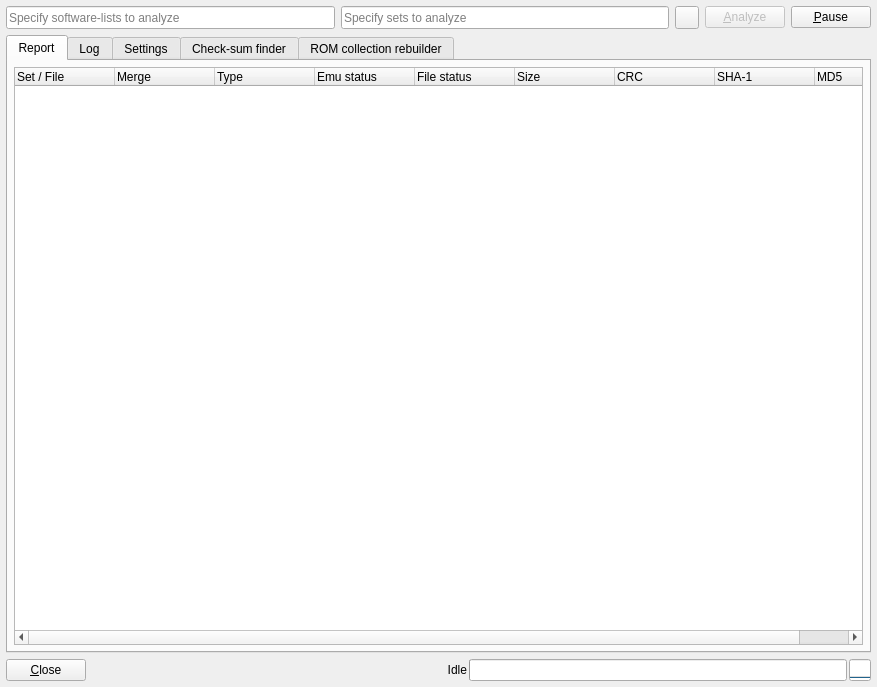
This is romalyzer.ui in qmc2/qmc2-mame-fe as Qt 5 draws it before an edit. The edited form follows.
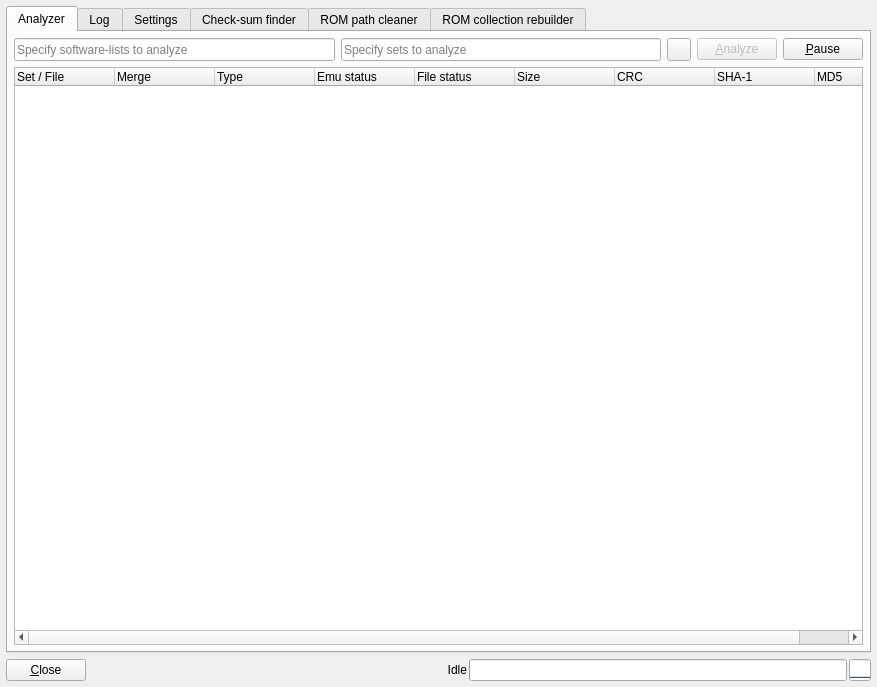
This is the edited form. Icons and pictures are not drawn.

Commit message:
imp: ROMAlyzer: renamed the former Report tab to Analyzer and moved the related widgets to it, so that they are no longer suggesting a global meaning
wip: ROM path cleaner hooked up (WIP-ified)

What changed in the file:
```diff
--- a/romalyzer.ui
+++ b/romalyzer.ui
@@ -15,99 +15,6 @@
    <string>ROMAlyzer</string>
   </property>
   <layout class="QGridLayout" name="gridLayoitROMALyzer">
-   <item row="0" column="0">
-    <layout class="QHBoxLayout" name="horizontalLayout1">
-     <item>
-      <widget class="QLineEdit" name="lineEditSoftwareLists">
-       <property name="sizePolicy">
-        <sizepolicy hsizetype="Expanding" vsizetype="Minimum">
-         <horstretch>0</horstretch>
-         <verstretch>0</verstretch>
-        </sizepolicy>
-       </property>
-       <property name="toolTip">
-        <string>Specify software-lists to be analyzed - wildcards allowed, use space as delimiter for multiple software-lists or search patterns</string>
-       </property>
-       <property name="placeholderText">
-        <string>Specify software-lists to analyze</string>
-       </property>
-      </widget>
-     </item>
-     <item>
-      <widget class="QLineEdit" name="lineEditSets">
-       <property name="sizePolicy">
-        <sizepolicy hsizetype="Expanding" vsizetype="Minimum">
-         <horstretch>0</horstretch>
-         <verstretch>0</verstretch>
-        </sizepolicy>
-       </property>
-       <property name="toolTip">
-        <string>Enter short names / IDs of sets to be analyzed - wildcards allowed, use space as delimiter for multiple sets or search patterns</string>
-       </property>
-       <property name="placeholderText">
-        <string>Specify sets to analyze</string>
-       </property>
-      </widget>
-     </item>
-     <item>
-      <widget class="QToolButton" name="toolButtonToolsMenu">
-       <property name="sizePolicy">
-        <sizepolicy hsizetype="Fixed" vsizetype="Minimum">
-         <horstretch>0</horstretch>
-         <verstretch>0</verstretch>
-        </sizepolicy>
-       </property>
-       <property name="toolTip">
-        <string>Tools menu</string>
-       </property>
-       <property name="icon">
-        <iconset resource="qmc2.qrc">
-         <normaloff>:/data/img/toolbox.png</normaloff>:/data/img/toolbox.png</iconset>
-       </property>
-       <property name="popupMode">
-        <enum>QToolButton::InstantPopup</enum>
-       </property>
-      </widget>
-     </item>
-     <item>
-      <widget class="QPushButton" name="pushButtonAnalyze">
-       <property name="enabled">
-        <bool>false</bool>
-       </property>
-       <property name="toolTip">
-        <string>Start / stop analysis</string>
-       </property>
-       <property name="text">
-        <string>&amp;Analyze</string>
-       </property>
-       <property name="icon">
-        <iconset resource="qmc2.qrc">
-         <normaloff>:/data/img/romalyzer.png</normaloff>:/data/img/romalyzer.png</iconset>
-       </property>
-       <property name="autoDefault">
-        <bool>false</bool>
-       </property>
-      </widget>
-     </item>
-     <item>
-      <widget class="QPushButton" name="pushButtonPause">
-       <property name="toolTip">
-        <string>Pause / resume active analysis</string>
-       </property>
-       <property name="text">
-        <string>&amp;Pause</string>
-       </property>
-       <property name="icon">
-        <iconset resource="qmc2.qrc">
-         <normaloff>:/data/img/time.png</normaloff>:/data/img/time.png</iconset>
-       </property>
-       <property name="autoDefault">
-        <bool>false</bool>
-       </property>
-      </widget>
-     </item>
-    </layout>
-   </item>
    <item row="1" column="0">
     <widget class="QTabWidget" name="tabWidgetAnalysis">
      <property name="sizePolicy">
@@ -119,19 +26,19 @@
      <property name="currentIndex">
       <number>0</number>
      </property>
-     <widget class="QWidget" name="tabReport">
+     <widget class="QWidget" name="tabAnalyzer">
       <attribute name="icon">
        <iconset resource="qmc2.qrc">
-        <normaloff>:/data/img/highlight.png</normaloff>:/data/img/highlight.png</iconset>
+        <normaloff>:/data/img/analyze.png</normaloff>:/data/img/analyze.png</iconset>
       </attribute>
       <attribute name="title">
-       <string>Report</string>
+       <string>Analyzer</string>
       </attribute>
       <layout class="QGridLayout" name="gridLayoutReport">
-       <item row="0" column="0">
+       <item row="1" column="0">
         <widget class="QTreeWidget" name="treeWidgetChecksums">
          <property name="sizePolicy">
-          <sizepolicy hsizetype="Expanding" vsizetype="Ignored">
+          <sizepolicy hsizetype="Expanding" vsizetype="Expanding">
            <horstretch>0</horstretch>
            <verstretch>0</verstretch>
           </sizepolicy>
@@ -195,6 +102,99 @@
          </column>
         </widget>
        </item>
+       <item row="0" column="0">
+        <layout class="QHBoxLayout" name="horizontalLayout1">
+         <item>
+          <widget class="QLineEdit" name="lineEditSoftwareLists">
+           <property name="sizePolicy">
+            <sizepolicy hsizetype="Expanding" vsizetype="Minimum">
+             <horstretch>0</horstretch>
+             <verstretch>0</verstretch>
+            </sizepolicy>
+           </property>
+           <property name="toolTip">
+            <string>Specify software-lists to be analyzed - wildcards allowed, use space as delimiter for multiple software-lists or search patterns</string>
+           </property>
+           <property name="placeholderText">
+            <string>Specify software-lists to analyze</string>
+           </property>
+          </widget>
+         </item>
+         <item>
+          <widget class="QLineEdit" name="lineEditSets">
+           <property name="sizePolicy">
+            <sizepolicy hsizetype="Expanding" vsizetype="Minimum">
+             <horstretch>0</horstretch>
+             <verstretch>0</verstretch>
+            </sizepolicy>
+           </property>
+           <property name="toolTip">
+            <string>Enter short names / IDs of sets to be analyzed - wildcards allowed, use space as delimiter for multiple sets or search patterns</string>
+           </property>
+           <property name="placeholderText">
+            <string>Specify sets to analyze</string>
+           </property>
+          </widget>
+         </item>
+         <item>
+          <widget class="QToolButton" name="toolButtonToolsMenu">
+           <property name="sizePolicy">
+            <sizepolicy hsizetype="Fixed" vsizetype="Minimum">
+             <horstretch>0</horstretch>
+             <verstretch>0</verstretch>
+            </sizepolicy>
+           </property>
+           <property name="toolTip">
+            <string>Tools menu</string>
+           </property>
+           <property name="icon">
+            <iconset resource="qmc2.qrc">
+             <normaloff>:/data/img/toolbox.png</normaloff>:/data/img/toolbox.png</iconset>
+           </property>
+           <property name="popupMode">
+            <enum>QToolButton::InstantPopup</enum>
+           </property>
+          </widget>
+         </item>
+         <item>
+          <widget class="QPushButton" name="pushButtonAnalyze">
+           <property name="enabled">
+            <bool>false</bool>
+           </property>
+           <property name="toolTip">
+            <string>Start / stop analysis</string>
+           </property>
+           <property name="text">
+            <string>&amp;Analyze</string>
+           </property>
+           <property name="icon">
+            <iconset resource="qmc2.qrc">
+             <normaloff>:/data/img/romalyzer.png</normaloff>:/data/img/romalyzer.png</iconset>
+           </property>
+           <property name="autoDefault">
+            <bool>false</bool>
+           </property>
+          </widget>
+         </item>
+         <item>
+          <widget class="QPushButton" name="pushButtonPause">
+           <property name="toolTip">
+            <string>Pause / resume active analysis</string>
+           </property>
+           <property name="text">
+            <string>&amp;Pause</string>
+           </property>
+           <property name="icon">
+            <iconset resource="qmc2.qrc">
+             <normaloff>:/data/img/time.png</normaloff>:/data/img/time.png</iconset>
+           </property>
+           <property name="autoDefault">
+            <bool>false</bool>
+           </property>
+          </widget>
+         </item>
+        </layout>
+       </item>
       </layout>
      </widget>
      <widget class="QWidget" name="tabLog">
@@ -356,7 +356,7 @@
            <rect>
             <x>0</x>
             <y>0</y>
-            <width>837</width>
+            <width>827</width>
             <height>993</height>
            </rect>
           </property>
@@ -1928,6 +1928,20 @@
        </item>
       </layout>
      </widget>
+     <widget class="QWidget" name="tabRomPathCleaner">
+      <attribute name="icon">
+       <iconset resource="qmc2.qrc">
+        <normaloff>:/data/img/broom.png</normaloff>:/data/img/broom.png</iconset>
+      </attribute>
+      <attribute name="title">
+       <string>ROM path cleaner</string>
+      </attribute>
+      <layout class="QGridLayout" name="gridLayoutRomPathCleaner">
+       <property name="margin">
+        <number>0</number>
+       </property>
+      </layout>
+     </widget>
      <widget class="QWidget" name="tabCollectionRebuilder">
       <attribute name="icon">
        <iconset resource="qmc2.qrc">
```
The commit also changes 15 other files.
